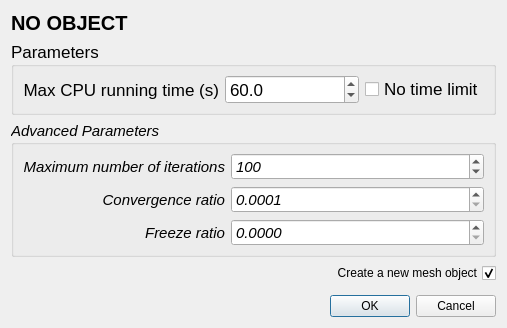
First picture: the form in Polyhedron/demo/Polyhedron/Plugins/Mesh_3/Smoother_dialog.ui, repository CGAL/cgal, before the edit.
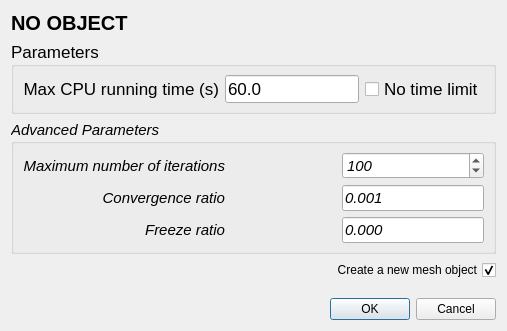
Second picture: the form after the edit. Custom widgets are drawn as their Qt base class.

What changed in the file:
```diff
--- a/Polyhedron/demo/Polyhedron/Plugins/Mesh_3/Smoother_dialog.ui
+++ b/Polyhedron/demo/Polyhedron/Plugins/Mesh_3/Smoother_dialog.ui
@@ -7,7 +7,7 @@
     <x>0</x>
     <y>0</y>
     <width>507</width>
-    <height>328</height>
+    <height>331</height>
    </rect>
   </property>
   <property name="sizePolicy">
@@ -50,7 +50,7 @@
      <property name="title">
       <string>Parameters</string>
      </property>
-     <layout class="QGridLayout" name="gridLayout_2" rowstretch="0,0" columnstretch="0,1,0">
+     <layout class="QGridLayout" name="gridLayout_2" rowstretch="0,0" columnstretch="0,0,0">
       <property name="topMargin">
        <number>8</number>
       </property>
@@ -84,21 +84,9 @@
        </widget>
       </item>
       <item row="1" column="1">
-       <widget class="QDoubleSpinBox" name="maxTime">
-        <property name="minimumSize">
-         <size>
-          <width>100</width>
-          <height>0</height>
-         </size>
-        </property>
-        <property name="decimals">
-         <number>1</number>
-        </property>
-        <property name="maximum">
-         <double>9999.000000000000000</double>
-        </property>
-        <property name="value">
-         <double>60.000000000000000</double>
+       <widget class="DoubleEdit" name="maxTime">
+        <property name="text">
+         <string>60.0</string>
         </property>
        </widget>
       </item>
@@ -122,7 +110,7 @@
      <property name="checkable">
       <bool>false</bool>
      </property>
-     <layout class="QGridLayout" name="gridLayout_3" columnstretch="0,1">
+     <layout class="QGridLayout" name="gridLayout_3" columnstretch="0,1,0">
       <property name="topMargin">
        <number>8</number>
       </property>
@@ -148,19 +136,6 @@
         </property>
        </widget>
       </item>
-      <item row="0" column="1">
-       <widget class="QDoubleSpinBox" name="maxIterationNb">
-        <property name="decimals">
-         <number>0</number>
-        </property>
-        <property name="maximum">
-         <double>200.000000000000000</double>
-        </property>
-        <property name="value">
-         <double>100.000000000000000</double>
-        </property>
-       </widget>
-      </item>
       <item row="1" column="0">
        <widget class="QLabel" name="convergenceLabel">
         <property name="font">
@@ -177,22 +152,6 @@
         </property>
        </widget>
       </item>
-      <item row="1" column="1">
-       <widget class="QDoubleSpinBox" name="convergenceRatio">
-        <property name="decimals">
-         <number>4</number>
-        </property>
-        <property name="minimum">
-         <double>0.000100000000000</double>
-        </property>
-        <property name="maximum">
-         <double>1.000000000000000</double>
-        </property>
-        <property name="singleStep">
-         <double>0.010000000000000</double>
-        </property>
-       </widget>
-      </item>
       <item row="2" column="0">
        <widget class="QLabel" name="freezeLabel">
         <property name="font">
@@ -207,27 +166,29 @@
         <property name="alignment">
          <set>Qt::AlignRight|Qt::AlignTrailing|Qt::AlignVCenter</set>
         </property>
-        <property name="buddy">
-         <cstring>freezeRatio</cstring>
+       </widget>
+      </item>
+      <item row="1" column="2">
+       <widget class="DoubleEdit" name="convergenceRatio">
+        <property name="text">
+         <string>0.001</string>
         </property>
        </widget>
       </item>
-      <item row="2" column="1">
-       <widget class="QDoubleSpinBox" name="freezeRatio">
-        <property name="decimals">
-         <number>4</number>
+      <item row="2" column="2">
+       <widget class="DoubleEdit" name="freezeRatio">
+        <property name="text">
+         <string>0.000</string>
         </property>
-        <property name="minimum">
-         <double>0.000000000000000</double>
-        </property>
+       </widget>
+      </item>
+      <item row="0" column="2">
+       <widget class="QSpinBox" name="maxIterationNb">
         <property name="maximum">
-         <double>1.000000000000000</double>
-        </property>
-        <property name="singleStep">
-         <double>0.001000000000000</double>
+         <number>200</number>
         </property>
         <property name="value">
-         <double>0.000000000000000</double>
+         <number>100</number>
         </property>
        </widget>
       </item>
@@ -279,6 +240,13 @@
    </item>
   </layout>
  </widget>
+ <customwidgets>
+  <customwidget>
+   <class>DoubleEdit</class>
+   <extends>QLineEdit</extends>
+   <header>CGAL_double_edit.h</header>
+  </customwidget>
+ </customwidgets>
  <resources/>
  <connections>
   <connection>
```
Left out of the diff: 3 changed lines with no effect on the pictures.
